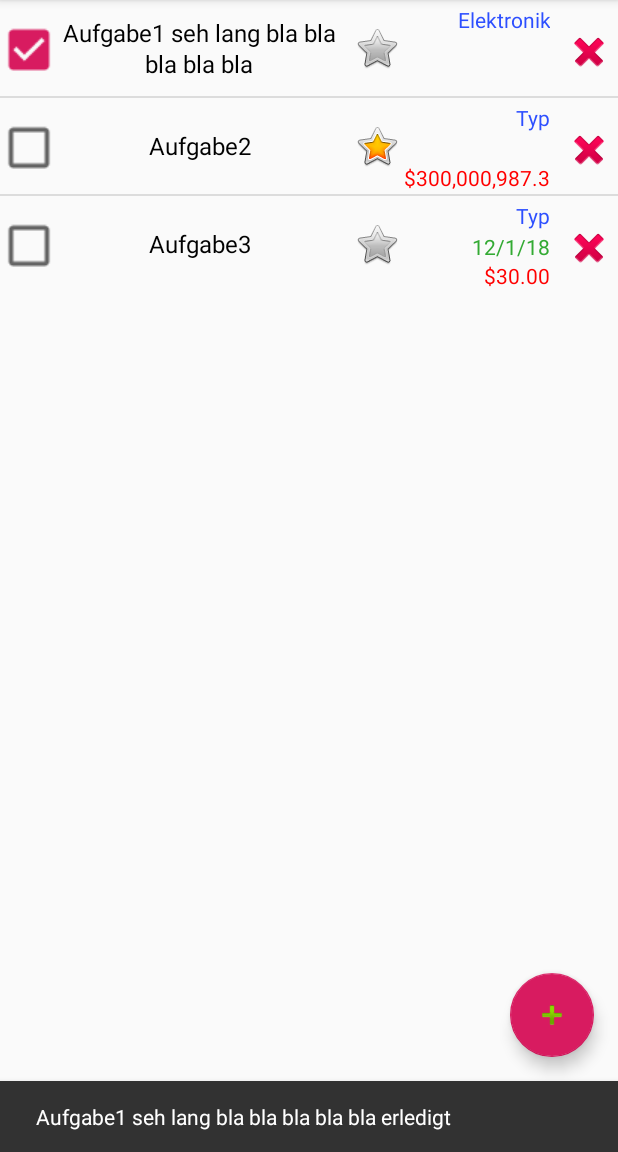
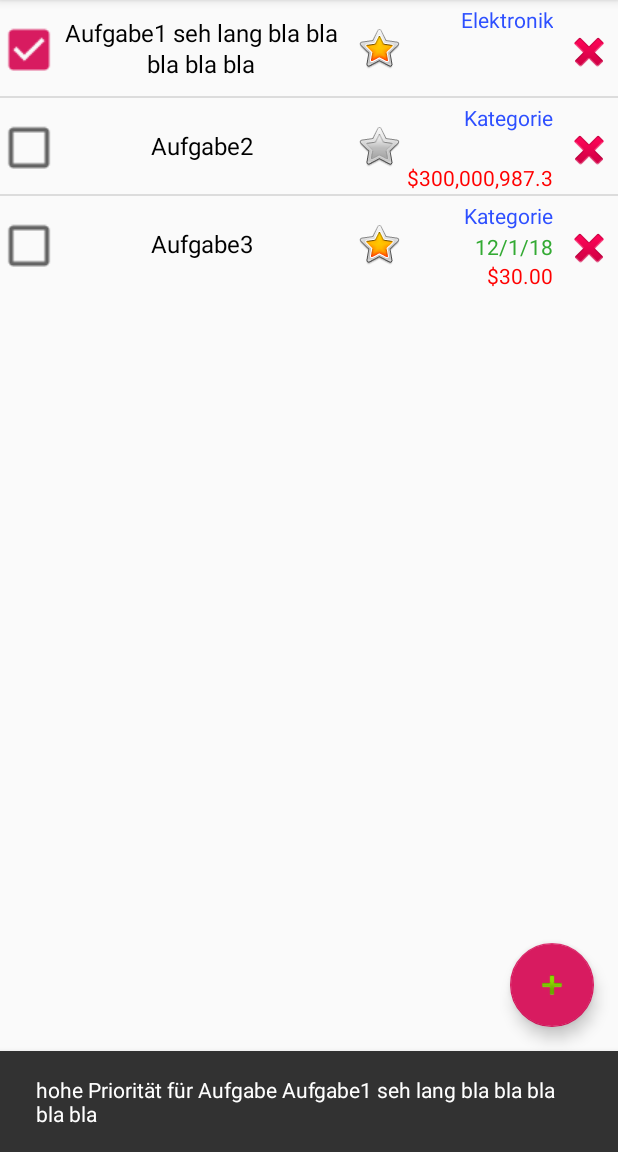
Before and after one commit to robertlange81/Umzugsplaner, an Android app: the screen it shows after launch (MainActivity), after a tap on an icon or button, on a phone screen of 412 x 824 dp, the part 84-1236 px from its top. Run offline under Robolectric (Android 15) with nearby library versions, the phone set to English and light mode, and no system bars; 1 other tap on this screen came first.

Commit message:
Undo / Snackbar / Delete

```diff
--- a/app/src/main/java/com/planner/removal/removalplanner/AufgabenAdapter.java
+++ b/app/src/main/java/com/planner/removal/removalplanner/AufgabenAdapter.java
@@ -5,7 +5,6 @@ import android.support.design.widget.Snackbar;
 import android.view.LayoutInflater;
 import android.view.View;
 import android.view.ViewGroup;
-import android.widget.AdapterView;
 import android.widget.ArrayAdapter;
 import android.widget.CheckBox;
 import android.widget.ImageView;
@@ -34,12 +33,14 @@ public class AufgabenAdapter extends ArrayAdapter<Aufgabe> {
         name.setText(values.get(position).Name);
 
         final CheckBox checkBox = rowView.findViewById(R.id.checkBox);
-        final String aufgabenName = values.get(position).Name;
+        final Aufgabe aufgabe = values.get(position);
+        checkBox.setChecked(aufgabe.istErledigt);
         checkBox.setOnClickListener(new View.OnClickListener() {
             @Override
             public void onClick(View view) {
                 String msg = AufgabenAdapter.this.context.getResources().getString(checkBox.isChecked() ? R.string.erledigt : R.string.offen);
-                Snackbar.make(view, aufgabenName + " " + msg, Snackbar.LENGTH_LONG)
+                aufgabe.istErledigt = checkBox.isChecked();
+                Snackbar.make(view, aufgabe.Name + " " + msg, Snackbar.LENGTH_LONG)
                         .setAction("Action", null).show();
             }
         });
@@ -62,38 +63,49 @@ public class AufgabenAdapter extends ArrayAdapter<Aufgabe> {
         final Prio prio = values.get(position).Prio;
 
         if (prio == Prio.Hoch) {
+            imgPrio.setImageResource(android.R.drawable.btn_star_big_on);
+        } else {
             imgPrio.setImageResource(android.R.drawable.btn_star_big_off);
-        } else {
-            imgPrio.setImageResource(android.R.drawable.btn_star_big_on);
         }
+
+        imgPrio.setOnClickListener(new View.OnClickListener() {
+            @Override
+            public void onClick(View view) {
+                Aufgabe act = values.get(position);
+                if (act.Prio == Prio.Hoch) {
+                    imgPrio.setImageResource(android.R.drawable.btn_star_big_off);
+                    act.Prio = Prio.Normal;
+                } else {
+                    imgPrio.setImageResource(android.R.drawable.btn_star_big_on);
+                    act.Prio = Prio.Hoch;
+                }
+
+                Snackbar snack = Snackbar.make(view, AufgabenAdapter.this.context.getResources().getString(act.Prio == Prio.Normal ? R.string.normalePrioText : R.string.hohePrioText) + " " + act.Name, Snackbar.LENGTH_LONG);
+                snack.show();
+            }
+        });
 
         final ImageView imgLoeschen = (ImageView) rowView.findViewById(R.id.loeschen);
         imgLoeschen.setOnClickListener(new View.OnClickListener() {
             @Override
             public void onClick(final View view) {
-                ((View) view.getParent().getParent()).animate().setDuration(1000).alpha(0)
+                ((View) view.getParent().getParent()).animate().setDuration(300).alpha(0)
                         .withEndAction(new Runnable() {
                             @Override
                             public void run() {
-                                AufgabenAdapter.this.remove(getItem(position));
+                                Aufgabe toRemove = getItem(position);
+                                AufgabenAdapter.this.remove(toRemove);
                                 AufgabenAdapter.this.notifyDataSetChanged();
                                 ((View) view.getParent().getParent()).setAlpha(1);
+
+                                Snackbar snack = Snackbar.make(view, aufgabe.Name + " " + AufgabenAdapter.this.context.getResources().getString(R.string.geloescht), Snackbar.LENGTH_LONG);
+                                snack.setAction(
+                                        R.string.undo,
+                                        new Kommando(Kommando.KommandoTyp.Add, AufgabenAdapter.this, toRemove)
+                                );
+                                snack.show();
                             }
                         });
-            }
-        });
-
-        imgPrio.setOnClickListener(new View.OnClickListener() {
-            @Override
-            public void onClick(View view) {
-                Aufgabe act = values.get(position);
-                if (act.Prio == Prio.Normal) {
-                    imgPrio.setImageResource(android.R.drawable.btn_star_big_off);
-                    act.Prio = Prio.Hoch;
-                } else {
-                    imgPrio.setImageResource(android.R.drawable.btn_star_big_on);
-                    act.Prio = Prio.Normal;
-                }
             }
         });
 
--- a/app/src/main/res/layout/rowlayout.xml
+++ b/app/src/main/res/layout/rowlayout.xml
@@ -13,7 +13,7 @@
         android:layout_alignParentTop="true"
         android:layout_width="wrap_content"
         android:layout_height="match_parent"
-        android:layout_marginRight="0dip"
+        android:layout_marginRight="2dip"
         android:layout_marginTop="3dip"
         android:text=""
         android:textAppearance="?android:attr/textAppearanceLarge"
@@ -103,7 +103,7 @@
             android:id="@+id/loeschen"
             android:layout_width="wrap_content"
             android:layout_height="match_parent"
-            android:layout_marginLeft="5dip"
+            android:layout_marginLeft="3dip"
             android:layout_marginTop="5dip"
             android:layout_toRightOf="@id/table"
             android:adjustViewBounds="false"
--- a/app/src/main/res/values/strings.xml
+++ b/app/src/main/res/values/strings.xml
@@ -3,9 +3,13 @@
     <string name="einstellungen">Einstellungen</string>
     <string name="platzhalter_name">Aufgabe Aufgabe Aufgabe Aufgabe Aufgabe</string>
     <string name="platzhalter_beschreibung">Beschreibung</string>
-    <string name="platzhalter_typ">Typ</string>
+    <string name="platzhalter_typ">Kategorie</string>
     <string name="platzhalter_termin">Termin</string>
     <string name="platzhalter_kosten">Kosten</string>
     <string name="erledigt">erledigt</string>
     <string name="offen">offen</string>
+    <string name="geloescht">offen</string>
+    <string name="undo">rückgängig</string>
+    <string name="hohePrioText">hohe Priorität für Aufgabe</string>
+    <string name="normalePrioText">normale Priorität für Aufgabe</string>
 </resources>
```
Also changed, not shown: app/src/main/java/com/planner/removal/removalplanner/Kommando.java (added, +31 -0 lines), 1 other file.
